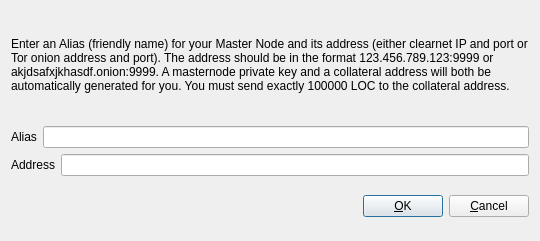
The window that src/qt/forms/addeditadrenalinenode.ui (mirspirs/Loco) describes before a commit, drawn with Qt 5.
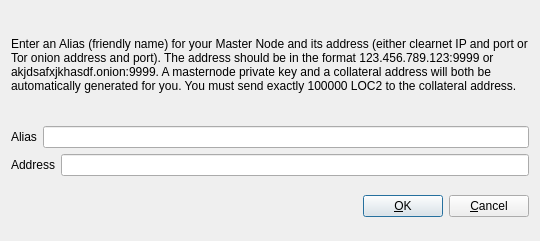
The same window after the commit.

Patch:
```diff
--- a/src/qt/forms/addeditadrenalinenode.ui
+++ b/src/qt/forms/addeditadrenalinenode.ui
@@ -34,7 +34,7 @@
         </sizepolicy>
        </property>
        <property name="text">
-        <string>&lt;html&gt;&lt;head/&gt;&lt;body&gt;&lt;p&gt;Enter an Alias (friendly name) for your Master Node and its address (either clearnet IP and port or Tor onion address and port).  The address should be in the format 123.456.789.123:9999 or akjdsafxjkhasdf.onion:9999.  A masternode private key and a collateral address will both be automatically generated for you.  You must send exactly 100000 LOC to the collateral address.&lt;/p&gt;&lt;/body&gt;&lt;/html&gt;</string>
+        <string>&lt;html&gt;&lt;head/&gt;&lt;body&gt;&lt;p&gt;Enter an Alias (friendly name) for your Master Node and its address (either clearnet IP and port or Tor onion address and port).  The address should be in the format 123.456.789.123:9999 or akjdsafxjkhasdf.onion:9999.  A masternode private key and a collateral address will both be automatically generated for you.  You must send exactly 100000 LOC2 to the collateral address.&lt;/p&gt;&lt;/body&gt;&lt;/html&gt;</string>
        </property>
        <property name="wordWrap">
         <bool>true</bool>
```
